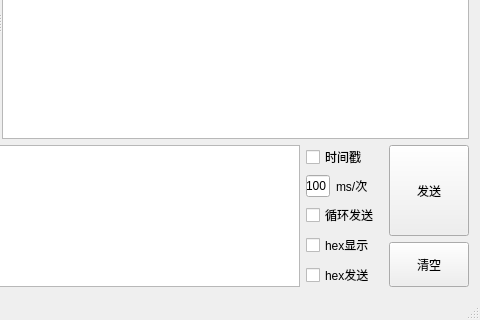
First picture: the form in ComAssistant/ui/mainwindow.ui, repository petertheprocess/ComAssistant, before the edit; both pictures show x 480 to 960 and y 400 to 720 of the 960 by 720 pixel window.
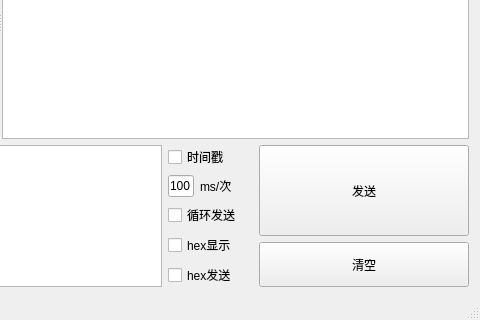
Second picture: the form after the edit. Custom widgets are drawn as their Qt base class.

Patch:
```diff
--- a/ComAssistant/ui/mainwindow.ui
+++ b/ComAssistant/ui/mainwindow.ui
@@ -168,7 +168,7 @@
      </layout>
     </item>
     <item row="2" column="0">
-     <layout class="QHBoxLayout" name="horizontalLayout_3" stretch="10,1,1">
+     <layout class="QHBoxLayout" name="horizontalLayout_3" stretch="75,10,25">
       <item>
        <widget class="QTextEdit" name="textEdit">
         <property name="font">
```
Left out of the diff: 2 changed lines with no effect on the pictures.
